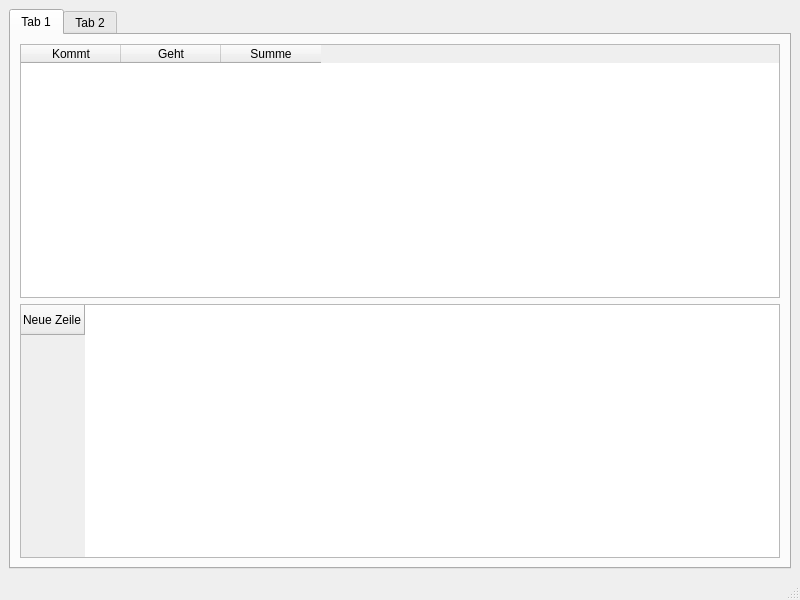
dlbuchholz/aion-mirror, file ui/mainwindow.ui: the form before one commit.
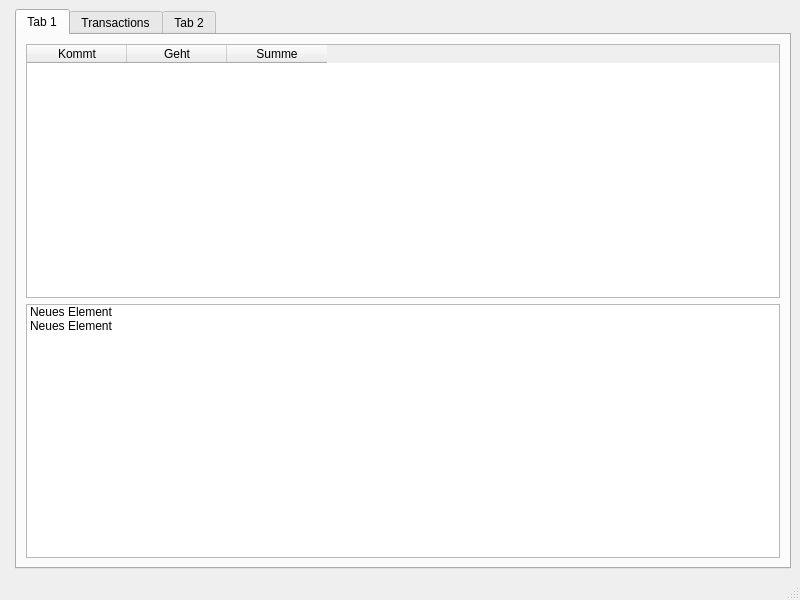
The form after the commit. Custom widgets are drawn as their Qt base class.

```diff
--- a/ui/mainwindow.ui
+++ b/ui/mainwindow.ui
@@ -14,9 +14,22 @@
    <string>MainWindow</string>
   </property>
   <widget class="QWidget" name="centralwidget">
-   <layout class="QVBoxLayout" name="verticalLayout" stretch="1">
+   <layout class="QHBoxLayout" name="horizontalLayout" stretch="0,0">
+    <item>
+     <widget class="AccountBalanceListWidget" name="accountBalanceListWidget" native="true">
+      <property name="sizePolicy">
+       <sizepolicy hsizetype="Minimum" vsizetype="Preferred">
+        <horstretch>0</horstretch>
+        <verstretch>0</verstretch>
+       </sizepolicy>
+      </property>
+     </widget>
+    </item>
     <item>
      <widget class="QTabWidget" name="tabWidget">
+      <property name="tabPosition">
+       <enum>QTabWidget::TabPosition::North</enum>
+      </property>
       <property name="currentIndex">
        <number>0</number>
       </property>
@@ -45,19 +58,26 @@
          </widget>
         </item>
         <item>
-         <widget class="QTableWidget" name="tableWidget_2">
-          <attribute name="verticalHeaderVisible">
-           <bool>true</bool>
-          </attribute>
-          <row>
+         <widget class="QListWidget" name="listWidget">
+          <item>
            <property name="text">
-            <string>Neue Zeile</string>
+            <string>Neues Element</string>
            </property>
-          </row>
+          </item>
+          <item>
+           <property name="text">
+            <string>Neues Element</string>
+           </property>
+          </item>
          </widget>
         </item>
        </layout>
       </widget>
+      <widget class="QWidget" name="tab_transactions">
+       <attribute name="title">
+        <string>Transactions</string>
+       </attribute>
+      </widget>
       <widget class="QWidget" name="tab_4">
        <attribute name="title">
         <string>Tab 2</string>
@@ -79,6 +99,14 @@
   </widget>
   <widget class="QStatusBar" name="statusbar"/>
  </widget>
+ <customwidgets>
+  <customwidget>
+   <class>AccountBalanceListWidget</class>
+   <extends>QWidget</extends>
+   <header>accountbalancelistwidget.h</header>
+   <container>1</container>
+  </customwidget>
+ </customwidgets>
  <resources/>
  <connections/>
 </ui>
```
Left out of the diff: 2 changed lines with no effect on the pictures.
